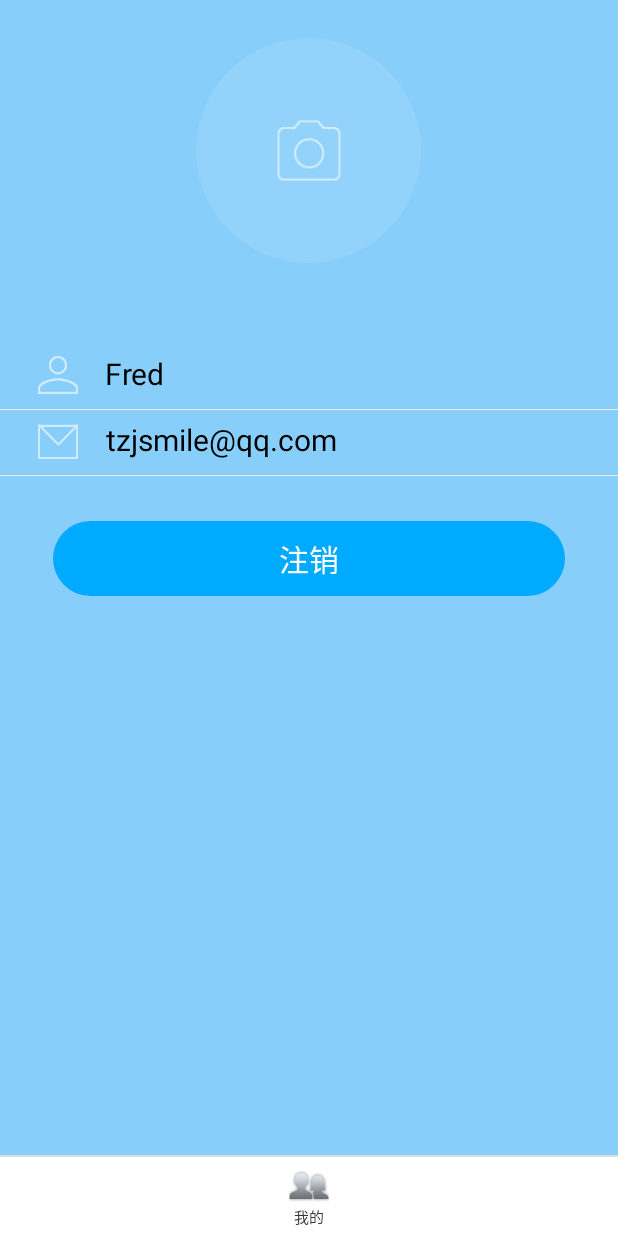
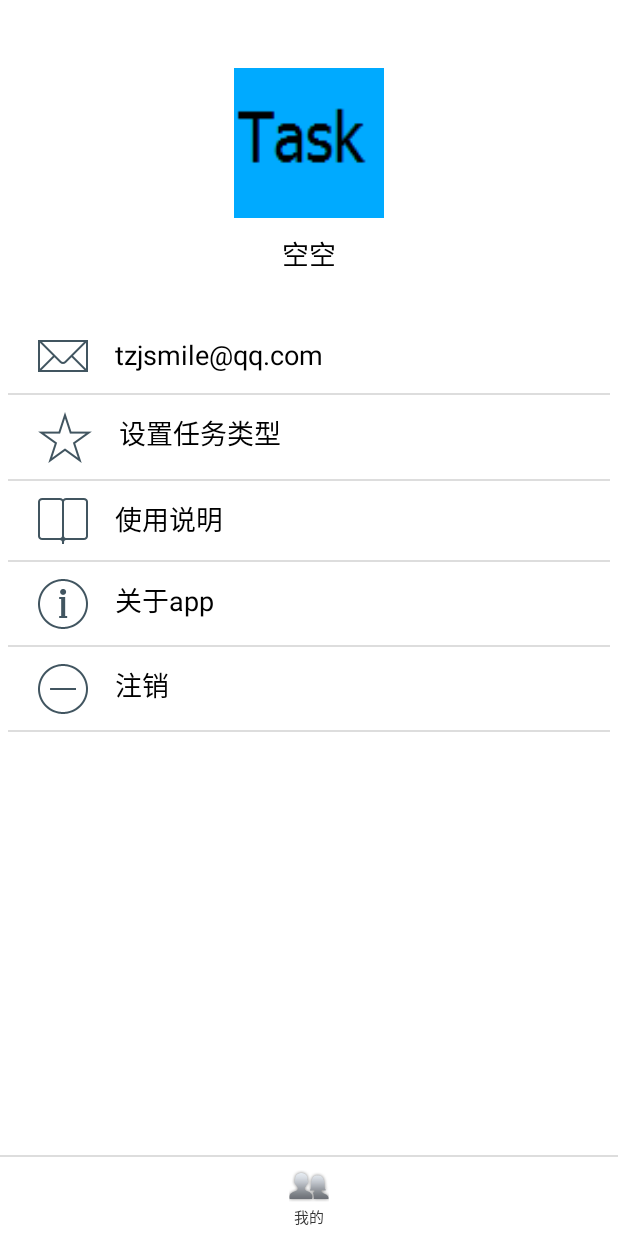
Before and after one commit to ChineseTang/TaskRecord, an Android app: the fragment MyFragment placed in its activity, on a phone screen of 412 x 824 dp. Run offline under Robolectric (Android 15) with nearby library versions, the phone set to English and light mode, and no system bars; libraries missing offline, so code that uses them is left out: com.nineoldandroids.view; 3 statements that could not run were skipped.

Commit message:
我的部分

```diff
--- a/app/src/main/java/view/com/taskrecord/MyFragment.java
+++ b/app/src/main/java/view/com/taskrecord/MyFragment.java
@@ -3,8 +3,6 @@ package view.com.taskrecord;
 /**
  * Created by tangzhijing on 2016/8/31.
  */
-import java.io.File;
-
 import android.content.Intent;
 import android.graphics.Bitmap;
 import android.graphics.BitmapFactory;
@@ -21,8 +19,10 @@ import android.view.LayoutInflater;
 import android.view.View;
 import android.view.View.OnClickListener;
 import android.view.ViewGroup;
-import android.widget.Button;
 import android.widget.ImageView;
+import android.widget.TextView;
+
+import java.io.File;
 
 import controller.ActivityCollector;
 import controller.AppApplication;
@@ -31,22 +31,23 @@ import controller.AppApplication;
 public class MyFragment extends Fragment{
     private ImageView myphoto;
     private Uri imageUri;
-    private Button logoutbtn;
+    private TextView updatetype;
+    private TextView description;
+    private TextView about;
+    private TextView logouttv;
+
     @Override
     public View onCreateView(LayoutInflater inflater, ViewGroup container,
                              Bundle savedInstanceState) {
 
         View view = inflater.inflate(R.layout.activity_myfragment, container,false);
+        init(view);
 
-        myphoto = (ImageView) view.findViewById(R.id.photo);
-        logoutbtn = (Button) view.findViewById(R.id.logout);
         String filepath = "/sdcard/output_image.jpg";
         //获得头像
         //首先获得头像的路径，如果有头像，则改变，如果没有，那么就不显示
         //System.out.println(Environment.getExternalStorageDirectory() + "/" + "output_image.jpg");
-
-        //注销功能，跳转到登录界面
-        logoutbtn.setOnClickListener(new OnClickListener() {
+        logouttv.setOnClickListener(new OnClickListener() {
 
             @Override
             public void onClick(View v) {
@@ -57,6 +58,14 @@ public class MyFragment extends Fragment{
                 startActivity(pagelogin);
                 getActivity().finish();
                 //System.exit(0);
+            }
+        });
+        about.setOnClickListener(new OnClickListener() {
+
+            @Override
+            public void onClick(View v) {
+                //弹出对话框,显示作品信息
+
             }
         });
         File myfile = new File(filepath);
@@ -104,4 +113,15 @@ public class MyFragment extends Fragment{
         canvas.drawBitmap(bitmap, rect, rect, paint);
         return output;
     }
+    private void init(View view) {
+        myphoto = (ImageView) view.findViewById(R.id.photo);
+        updatetype = (TextView) view.findViewById(R.id.updatetype);
+        description = (TextView) view.findViewById(R.id.description);
+        about = (TextView) view.findViewById(R.id.about);
+        logouttv = (TextView) view.findViewById(R.id.logouttv);
+        logouttv.setFocusable(true);
+        about.setFocusable(true);
+        description.setFocusable(true);
+        updatetype.setFocusable(true);
+    }
 }
--- a/app/src/main/res/layout/activity_myfragment.xml
+++ b/app/src/main/res/layout/activity_myfragment.xml
@@ -3,55 +3,47 @@
     xmlns:tools="http://schemas.android.com/tools"
     android:layout_width="match_parent"
     android:layout_height="match_parent"
-    android:background="#87CEFA"
+    android:background="#ffffff"
     android:fillViewport="true" >
 
     <LinearLayout
         android:layout_width="match_parent"
         android:layout_height="wrap_content"
+        android:layout_marginBottom="15dp"
         android:orientation="vertical" >
 
         <ImageView
             android:id="@+id/photo"
-            android:layout_width="150dp"
-            android:layout_height="150dp"
+            android:layout_width="100dp"
+            android:layout_height="100dp"
             android:layout_gravity="center_horizontal"
             android:layout_marginBottom="10dp"
-            android:layout_marginTop="25dp"
-            android:background="@drawable/camerabg" />
-
+            android:layout_marginTop="45dp"
+            android:background="@drawable/ic_drawer" />
+        <TextView
+            android:id="@+id/userName"
+            android:layout_width="wrap_content"
+            android:layout_height="wrap_content"
+            android:layout_gravity="center_horizontal|center|center_vertical"
+            android:layout_marginBottom="5dp"
+            android:background="@null"
+            android:enabled="false"
+            android:textColor="#000000"
+            android:singleLine="true"
+            android:text="空空"
+            android:textSize="18sp" />
         <LinearLayout
             android:id="@+id/registerpart"
             android:layout_width="match_parent"
             android:layout_height="wrap_content"
-            android:layout_marginTop="50dp"
+            android:layout_marginTop="30dp"
             android:orientation="vertical" >
-
-            <!-- 用户名 -->
-
-            <TextView
-                android:id="@+id/userName"
+           <!-- <View
                 android:layout_width="match_parent"
-                android:layout_height="wrap_content"
-                android:layout_marginBottom="5dp"
-                android:background="@null"
-                android:drawableLeft="@drawable/usericon"
-                android:drawablePadding="18dp"
-                android:enabled="false"
-                android:hint="@string/username"
-                android:textColor="#000000"
-                android:paddingLeft="25dp"
-                android:singleLine="true"
-                android:text="Fred"
-                android:textSize="20sp" />
-
-            <View
-                android:layout_width="match_parent"
-                android:layout_height="0.5dp"
-                android:layout_marginTop="2dp"
-                android:background="#EEEEE0" />
+                android:layout_height="1dp"
+                android:layout_margin="5dp"
+                android:background="#333333" />-->
             <!-- 邮箱 -->
-
             <TextView
                 android:id="@+id/emailaddr"
                 android:layout_width="match_parent"
@@ -60,22 +52,109 @@
                 android:layout_marginTop="6dp"
                 android:textColor="#000000"
                 android:background="@null"
-                android:drawableLeft="@drawable/email"
+                android:drawableLeft="@drawable/mail"
                 android:drawablePadding="18dp"
                 android:enabled="false"
                 android:hint="@string/email"
                 android:paddingLeft="25dp"
                 android:singleLine="true"
                 android:text="tzjsmile@qq.com"
-                android:textSize="20sp" />
+                android:textSize="18sp" />
+            <View
+                android:layout_width="match_parent"
+                android:layout_height="1dp"
+                android:layout_margin="5dp"
+                android:background="#dddddd" />
+
+            <TextView
+                android:id="@+id/updatetype"
+                android:layout_width="match_parent"
+                android:layout_height="wrap_content"
+                android:layout_marginBottom="5dp"
+                android:layout_marginTop="6dp"
+                android:textColor="#000000"
+                android:clickable="true"
+                android:background="@null"
+                android:drawableLeft="@drawable/tasktype"
+                android:drawablePadding="18dp"
+                android:paddingLeft="25dp"
+                android:singleLine="true"
+                android:text="设置任务类型"
+                android:textSize="18sp" />
+            <View
+                android:layout_width="match_parent"
+                android:layout_height="1dp"
+                android:layout_margin="5dp"
+                android:background="#dddddd" />
+            <!-- 邮箱 -->
+
+            <TextView
+                android:id="@+id/description"
+                android:layout_width="match_parent"
+                android:layout_height="wrap_content"
+                android:layout_marginBottom="5dp"
+                android:layout_marginTop="6dp"
+                android:textColor="#000000"
+                android:background="@null"
+                android:clickable="true"
+                android:drawableLeft="@drawable/description"
+                android:drawablePadding="18dp"
+                android:paddingLeft="25dp"
+                android:singleLine="true"
+                android:text="使用说明"
+                android:textSize="18sp" />
+            <View
+                android:layout_width="match_parent"
+                android:layout_height="1dp"
+                android:layout_margin="5dp"
+                android:background="#dddddd" />
+            <!-- 邮箱 -->
+
+            <TextView
+                android:id="@+id/about"
+                android:layout_width="match_parent"
+                android:layout_height="wrap_content"
+                android:layout_marginBottom="5dp"
+                android:layout_marginTop="6dp"
+                android:textColor="#000000"
+                android:clickable="true"
+                android:background="@null"
+                android:drawableLeft="@drawable/about"
+                android:drawablePadding="18dp"
+                android:paddingLeft="25dp"
+                android:singleLine="true"
+                android:text="关于app"
+                android:textSize="18sp" />
+            <View
+                android:layout_width="match_parent"
+                android:layout_height="1dp"
+                android:layout_margin="5dp"
+                android:background="#dddddd" />
+            <!-- 邮箱 -->
+
+            <TextView
+                android:id="@+id/logouttv"
+                android:layout_width="match_parent"
+                android:layout_height="wrap_content"
+                android:layout_marginBottom="5dp"
+                android:layout_marginTop="6dp"
+                android:textColor="#000000"
+                android:background="@null"
+                android:drawableLeft="@drawable/logoutimage"
+                android:drawablePadding="18dp"
+                android:paddingLeft="25dp"
+                android:clickable="true"
+                android:singleLine="true"
+                android:text="注销"
+                android:textSize="18sp" />
 
             <View
                 android:layout_width="match_parent"
-                android:layout_height="0.5dp"
-                android:layout_marginTop="2dp"
-                android:background="#EEEEE0" />
+                android:layout_height="1dp"
+                android:layout_margin="5dp"
+                android:background="#dddddd" />
 
-            <Button
+            <!--<Button
                 android:id="@+id/logout"
                 android:layout_width="match_parent"
                 android:layout_height="50dp"
@@ -86,7 +165,7 @@
                 android:background="@drawable/button"
                 android:text="注销"
                 android:textColor="#ffffff"
-                android:textSize="20sp" />
+                android:textSize="20sp" />-->
         </LinearLayout>
     </LinearLayout>
 
--- a/app/src/main/res/values/strings.xml
+++ b/app/src/main/res/values/strings.xml
@@ -1,5 +1,5 @@
 <resources>
-    <string name="app_name">空空任务</string>
+    <string name="app_name">空空清单</string>
     <string name="action_settings">Settings</string>
     <string name="title_activity_base">BaseActivity</string>
     <string name="title_activity_register">RegisterActivity</string>
```
Also changed, not shown: app/src/main/res/drawable-hdpi/about.png (added), app/src/main/res/drawable-hdpi/cameraphoto.png (added), app/src/main/res/drawable-hdpi/description.png (added), app/src/main/res/drawable-hdpi/logoutimage.png (added), app/src/main/res/drawable-hdpi/mail.png (added), app/src/main/res/drawable-hdpi/star.png (added), app/src/main/res/drawable-hdpi/tasktype.png (added).
